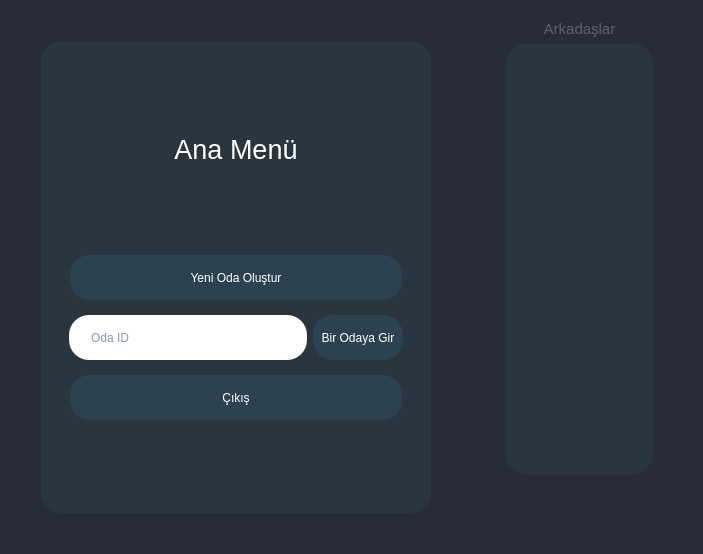
This is uifolder/Mainmenu.ui in MahmutEsadErman/Movie-Night-System as Qt 5 draws it before an edit. The edited form follows.
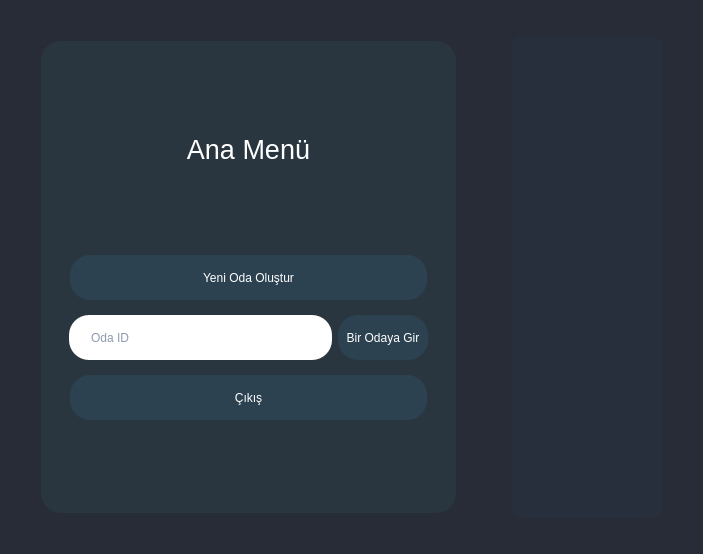
This is the edited form.

```diff
--- a/uifolder/Mainmenu.ui
+++ b/uifolder/Mainmenu.ui
@@ -18,6 +18,11 @@
 	background-color: rgb(39, 44, 54);
 }
 
+QWidget#widget{
+	border-radius: 10px;
+	background-color: rgba(37, 55, 67, 90);
+}
+
 QLineEdit{
 	min-height: 45px;
 	border-radius: 20px;
@@ -54,8 +59,142 @@
 </string>
   </property>
   <layout class="QGridLayout" name="gridLayout">
+   <item row="0" column="1">
+    <widget class="QScrollArea" name="invitation_sa">
+     <property name="sizePolicy">
+      <sizepolicy hsizetype="Preferred" vsizetype="Preferred">
+       <horstretch>0</horstretch>
+       <verstretch>0</verstretch>
+      </sizepolicy>
+     </property>
+     <property name="minimumSize">
+      <size>
+       <width>200</width>
+       <height>500</height>
+      </size>
+     </property>
+     <property name="styleSheet">
+      <string notr="true">
+QScrollArea{
+	margin-left: 20px;
+	margin-top: 25px;
+	background-color: rgb(39, 44, 54);
+	border-radius: 20px;
+}
+
+
+
+QLineEdit{
+	margin-left: 50px;
+	min-height: 45px;
+	border-radius: 20px;
+	background-color: #FFFFFF;
+	padding-left: 20px;
+	color: rgb(31, 53, 94);
+}
+
+QLineEdit:hover{
+	border: 2px solid rgb(139, 142, 139);
+}
+
+QPushButton{
+	margin-left: 60px;
+	margin-right: 60px;
+	min-height: 45px;
+	border-radius: 20px;
+	background-color: rgb(44, 66, 81);
+	color: #FFFFFF;
+}
+
+QPushButton:hover{
+	border: 2px solid rgb(255, 255, 255);
+}
+
+QCheckBox{
+	font-size: 10px;
+	color: #FFFFFF;
+}
+
+QLabel{
+	color: rgb(95, 94, 108);
+}
+
+
+</string>
+     </property>
+     <property name="widgetResizable">
+      <bool>true</bool>
+     </property>
+     <widget class="QWidget" name="widget">
+      <property name="geometry">
+       <rect>
+        <x>0</x>
+        <y>0</y>
+        <width>150</width>
+        <height>486</height>
+       </rect>
+      </property>
+      <property name="minimumSize">
+       <size>
+        <width>100</width>
+        <height>0</height>
+       </size>
+      </property>
+      <property name="styleSheet">
+       <string notr="true">QWidget{
+	margin-up: 100px;
+	margin-down: 200px;
+}
+
+QLineEdit{
+	margin-left: 50px;
+	min-height: 45px;
+	border-radius: 20px;
+	background-color: #FFFFFF;
+	padding-left: 20px;
+	color: rgb(31, 53, 94);
+}
+
+QLineEdit:hover{
+	border: 2px solid rgb(139, 142, 139);
+}
+
+QPushButton{
+	margin-left: 60px;
+	margin-right: 60px;
+	min-height: 45px;
+	border-radius: 20px;
+	background-color: rgb(44, 66, 81);
+	color: #FFFFFF;
+}
+
+QPushButton:hover{
+	border: 2px solid rgb(255, 255, 255);
+}
+
+QCheckBox{
+	font-size: 10px;
+	color: #FFFFFF;
+}
+
+QLabel{
+	color:rgb(255, 255, 255);
+}
+
+
+</string>
+      </property>
+     </widget>
+    </widget>
+   </item>
    <item row="0" column="0">
     <widget class="QFrame" name="menu_frame">
+     <property name="sizePolicy">
+      <sizepolicy hsizetype="Expanding" vsizetype="Preferred">
+       <horstretch>0</horstretch>
+       <verstretch>0</verstretch>
+      </sizepolicy>
+     </property>
      <property name="minimumSize">
       <size>
        <width>450</width>
@@ -283,144 +422,6 @@
      </layout>
     </widget>
    </item>
-   <item row="0" column="1">
-    <widget class="QFrame" name="friends_frame">
-     <property name="styleSheet">
-      <string notr="true">QFrame{
-	border-radius: 20px;
-}</string>
-     </property>
-     <property name="frameShape">
-      <enum>QFrame::Shape::StyledPanel</enum>
-     </property>
-     <property name="frameShadow">
-      <enum>QFrame::Shadow::Raised</enum>
-     </property>
-     <layout class="QVBoxLayout" name="verticalLayout_2">
-      <item>
-       <widget class="QLabel" name="label">
-        <property name="minimumSize">
-         <size>
-          <width>100</width>
-          <height>0</height>
-         </size>
-        </property>
-        <property name="text">
-         <string>&lt;html&gt;&lt;head/&gt;&lt;body&gt;&lt;p align=&quot;center&quot;&gt;&lt;span style=&quot; font-size:11pt;&quot;&gt;Arkadaşlar&lt;/span&gt;&lt;/p&gt;&lt;/body&gt;&lt;/html&gt;</string>
-        </property>
-       </widget>
-      </item>
-      <item>
-       <widget class="QScrollArea" name="users_scrollarea">
-        <property name="styleSheet">
-         <string notr="true">QScrollArea{
-	background-color: rgb(39, 44, 54);
-	margin-left: 30px;
-	margin-right: 30px;
-	border-radius: 20px;
-}
-
-QWidget#widget{
-	border-radius: 20px;
-	background-color: rgba(45, 65, 72, 120);
-}
-
-QLineEdit{
-	margin-left: 50px;
-	min-height: 45px;
-	border-radius: 20px;
-	background-color: #FFFFFF;
-	padding-left: 20px;
-	color: rgb(31, 53, 94);
-}
-
-QLineEdit:hover{
-	border: 2px solid rgb(139, 142, 139);
-}
-
-QPushButton{
-	margin-left: 60px;
-	margin-right: 60px;
-	min-height: 45px;
-	border-radius: 20px;
-	background-color: rgb(44, 66, 81);
-	color: #FFFFFF;
-}
-
-QPushButton:hover{
-	border: 2px solid rgb(255, 255, 255);
-}
-
-QCheckBox{
-	font-size: 10px;
-	color: #FFFFFF;
-}
-
-QLabel{
-	color: rgb(95, 94, 108);
-}
-
-
-</string>
-        </property>
-        <property name="widgetResizable">
-         <bool>true</bool>
-        </property>
-        <widget class="QWidget" name="widget">
-         <property name="geometry">
-          <rect>
-           <x>0</x>
-           <y>0</y>
-           <width>151</width>
-           <height>432</height>
-          </rect>
-         </property>
-         <property name="styleSheet">
-          <string notr="true">
-QLineEdit{
-	margin-left: 50px;
-	min-height: 45px;
-	border-radius: 20px;
-	background-color: #FFFFFF;
-	padding-left: 20px;
-	color: rgb(31, 53, 94);
-}
-
-QLineEdit:hover{
-	border: 2px solid rgb(139, 142, 139);
-}
-
-QPushButton{
-	margin-left: 60px;
-	margin-right: 60px;
-	min-height: 45px;
-	border-radius: 20px;
-	background-color: rgb(44, 66, 81);
-	color: #FFFFFF;
-}
-
-QPushButton:hover{
-	border: 2px solid rgb(255, 255, 255);
-}
-
-QCheckBox{
-	font-size: 10px;
-	color: #FFFFFF;
-}
-
-QLabel{
-	color:rgb(255, 255, 255);
-}
-
-
-</string>
-         </property>
-        </widget>
-       </widget>
-      </item>
-     </layout>
-    </widget>
-   </item>
   </layout>
  </widget>
  <resources/>
```
